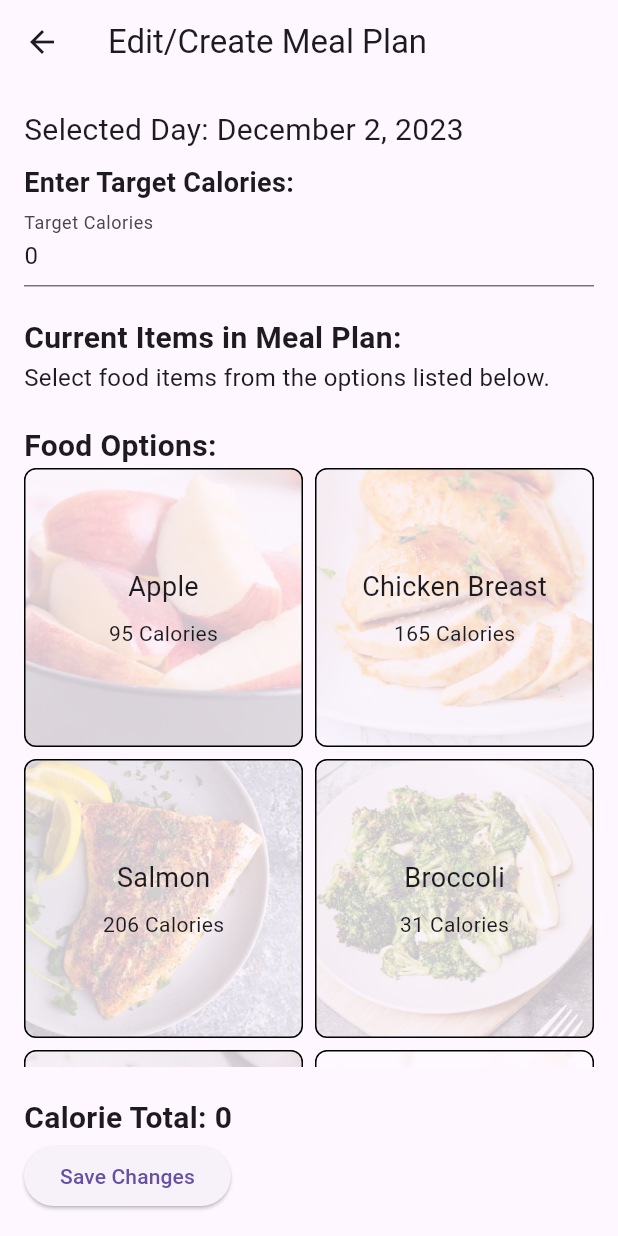
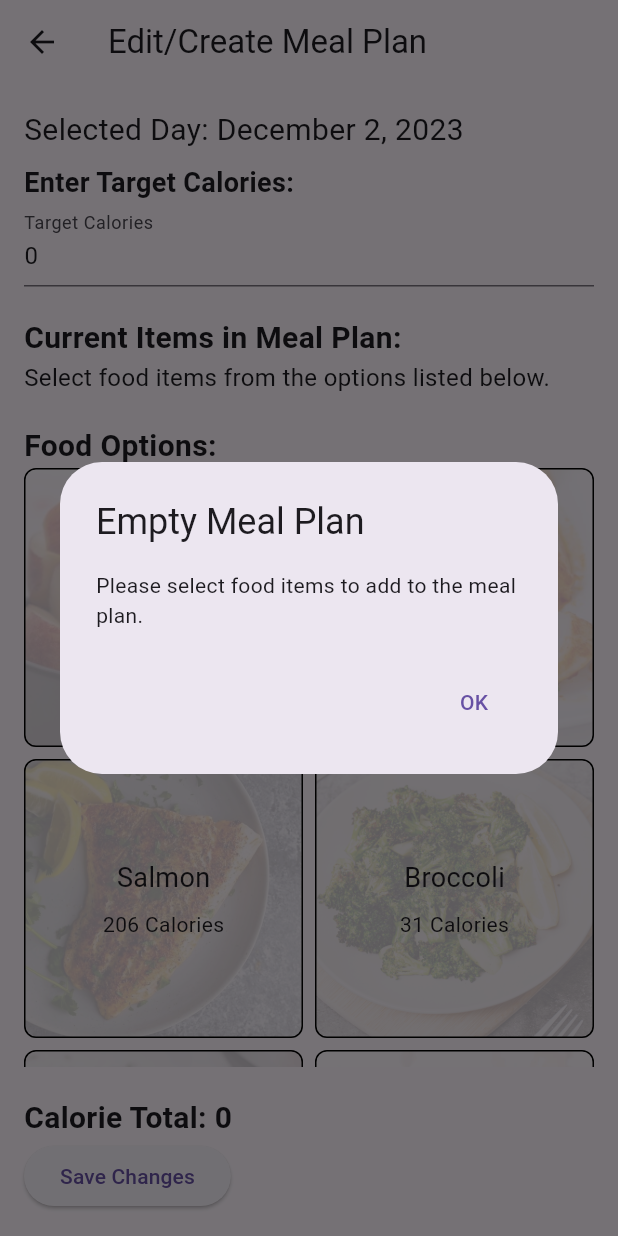
Before and after one commit to Darren-C26/Flutter-Calories-Calculator, a Flutter app: the MealPlanPage screen opened directly with empty values, after a tap on "Save Changes", on a phone screen of 412 x 824 dp. Run offline on Flutter 3.47's test engine with Material 3 defaults, Android fonts, the phone set to English and light mode, and no system bars; our stand-ins replace sqflite, table_calendar; accounts and stored records are empty.

Commit message:
Update meal_plan_page.dart

```diff
--- a/lib/meal_plan_page.dart
+++ b/lib/meal_plan_page.dart
@@ -224,14 +224,21 @@ class _MealPlanPageState extends State<MealPlanPage> {
             ),
             ElevatedButton(
               onPressed: () async {
-                // Save or update meal plan in the database
-                MealPlanRecord mealPlanRecord = MealPlanRecord(
-                  date: _formatSelectedDay(),
-                  targetCalories: widget.targetCalories,
-                  items: selectedFoodItemsMap,
-                );
+                final int? targetCalories = int.tryParse(_calorieController.text);
 
-                await _saveMealPlan();
+                if (targetCalories != null && calorieTotal <= targetCalories) {
+                  await _saveMealPlan();
+                } else {
+                  // Display a confirmation dialog
+                  bool clearItems = await _showClearItemsDialog();
+                  if (clearItems) {
+                    // Clear items and update target calories
+                    setState(() {
+                      selectedFoodItemsMap.clear();
+                      calorieTotal = 0;
+                    });
+                  }
+                }
               },
               child: Text('Save Changes'),
             ),
@@ -268,7 +275,7 @@ class _MealPlanPageState extends State<MealPlanPage> {
         return AlertDialog(
           title: Text('Warning'),
           content: Text(
-            'Changing the target calories will require removing the current items from the meal plan. Do you want to proceed?',
+            'Target calories is lower than calorie total. This will require removing the current items from the meal plan. Do you want to proceed?',
           ),
           actions: <Widget>[
             TextButton(
@@ -290,10 +297,36 @@ class _MealPlanPageState extends State<MealPlanPage> {
   }
 
   Future<void> _saveMealPlan() async {
+    // Parse the target calories from the text field
+    int targetCalories = int.tryParse(_calorieController.text) ?? 1000;
+
+    // Check if the list of selected food items is empty
+    if (selectedFoodItemsMap.isEmpty) {
+      // Show an alert dialog
+      await showDialog(
+        context: context,
+        builder: (BuildContext context) {
+          return AlertDialog(
+            title: Text('Empty Meal Plan'),
+            content: Text('Please select food items to add to the meal plan.'),
+            actions: <Widget>[
+              TextButton(
+                onPressed: () {
+                  Navigator.of(context).pop();
+                },
+                child: Text('OK'),
+              ),
+            ],
+          );
+        },
+      );
+      return; // Do not proceed with saving the meal plan
+    }
+
     // Save or update meal plan in the database
     MealPlanRecord mealPlanRecord = MealPlanRecord(
       date: _formatSelectedDay(),
-      targetCalories: widget.targetCalories,
+      targetCalories: targetCalories,
       items: selectedFoodItemsMap,
     );
 
```
